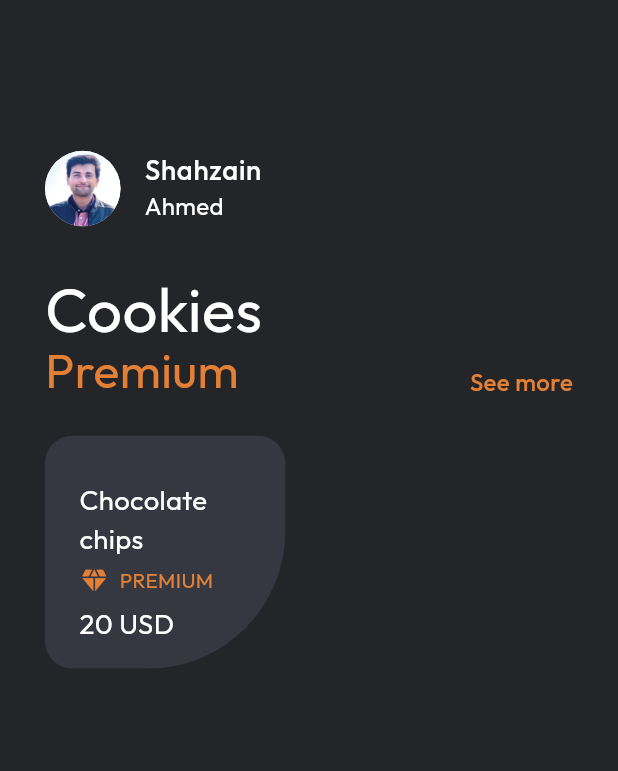
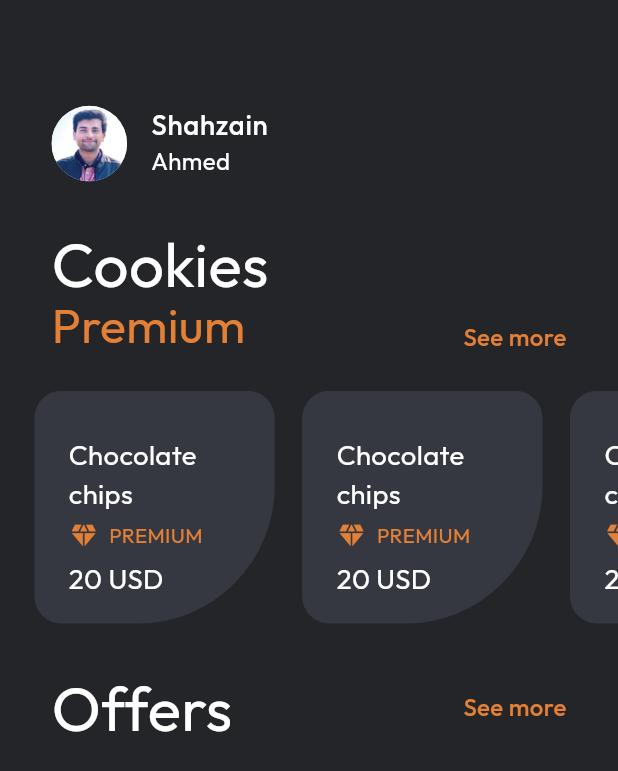
Before and after one commit to ShahzainAhmed/Cookies_App, a Flutter app: the screen it shows after launch, on a phone screen of 412 x 824 dp. Shown: the top 771 px of the screen. Run offline on Flutter 3.47's test engine with Material 3 defaults, Android fonts, the phone set to English and light mode, and no system bars; our stand-ins replace flutter_screenutil, get, google_fonts.

Commit message:
updated homescreen

```diff
--- a/lib/views/home/home_screen.dart
+++ b/lib/views/home/home_screen.dart
@@ -1,6 +1,7 @@
 import 'package:coffee_app/resources/app_assets.dart';
 import 'package:coffee_app/resources/app_colors.dart';
 import 'package:coffee_app/resources/app_typography.dart';
+import 'package:coffee_app/views/home/widgets/small_tile.dart';
 import 'package:flutter/material.dart';
 import 'package:flutter_screenutil/flutter_screenutil.dart';
 
@@ -10,13 +11,13 @@ class HomeScreen extends StatelessWidget {
   @override
   Widget build(BuildContext context) {
     return Scaffold(
-      body: Padding(
-        padding: const EdgeInsets.all(30),
-        child: Column(
+      body: Column(
         crossAxisAlignment: CrossAxisAlignment.start,
         children: [
           SizedBox(height: 50.h),
-            ListTile(
+          Padding(
+            padding: EdgeInsets.symmetric(horizontal: 30.w),
+            child: ListTile(
               contentPadding: EdgeInsets.zero,
               leading: CircleAvatar(
                 radius: 22.r,
@@ -33,15 +34,21 @@ class HomeScreen extends StatelessWidget {
                     .copyWith(color: AppColors.kWhiteColor),
               ),
             ),
+          ),
           SizedBox(height: 20.h),
-            Text(
+          Padding(
+            padding: EdgeInsets.only(left: 30.w),
+            child: Text(
               "Cookies",
               style: AppTypography.kLight36.copyWith(
                 color: AppColors.kWhiteColor,
                 height: 1.0,
               ),
             ),
-            Row(
+          ),
+          Padding(
+            padding: EdgeInsets.symmetric(horizontal: 30.w),
+            child: Row(
               crossAxisAlignment: CrossAxisAlignment.end,
               mainAxisAlignment: MainAxisAlignment.spaceBetween,
               children: [
@@ -60,61 +67,45 @@ class HomeScreen extends StatelessWidget {
                 )
               ],
             ),
+          ),
           SizedBox(height: 20.h),
-            Container(
-              padding: EdgeInsets.only(
-                left: 20.w,
-                right: 20.w,
-                top: 20.h,
-                bottom: 10.h,
-              ),
+          SizedBox(
             height: 130.h,
-              width: 140.w,
-              decoration: BoxDecoration(
-                color: AppColors.kGreyColor,
-                borderRadius: BorderRadius.only(
-                  topLeft: Radius.circular(16.r),
-                  topRight: Radius.circular(16.r),
-                  bottomRight: Radius.circular(80.r),
-                  bottomLeft: Radius.circular(16.r),
+            child: ListView.separated(
+              padding: EdgeInsets.symmetric(horizontal: 20.w),
+              physics: const BouncingScrollPhysics(),
+              scrollDirection: Axis.horizontal,
+              separatorBuilder: (context, index) => SizedBox(width: 16.w),
+              itemBuilder: (context, index) {
+                return const SmallTile();
+              },
+              itemCount: 6,
             ),
           ),
-              child: Column(
-                mainAxisAlignment: MainAxisAlignment.spaceEvenly,
-                crossAxisAlignment: CrossAxisAlignment.start,
+          SizedBox(height: 30.h),
+          Padding(
+            padding: EdgeInsets.symmetric(horizontal: 30.w),
+            child: Row(
+              mainAxisAlignment: MainAxisAlignment.spaceBetween,
               children: [
                 Text(
-                    "Chocolate chips",
-                    style: AppTypography.kLight16
-                        .copyWith(color: AppColors.kWhiteColor),
+                  "Offers",
+                  style: AppTypography.kLight36.copyWith(
+                    color: AppColors.kWhiteColor,
+                    height: 1.0,
                   ),
-                  Row(
-                    children: [
-                      const Icon(
-                        Icons.diamond,
-                        color: AppColors.kOrangeColor,
-                        size: 20,
                 ),
-                      SizedBox(width: 6.w),
                 Text(
-                        "PREMIUM",
-                        style: AppTypography.kLight12.copyWith(
+                  "See more",
+                  style: AppTypography.kMedium14.copyWith(
                     color: AppColors.kOrangeColor,
                   ),
-                      ),
-                    ],
-                  ),
-                  Text(
-                    "20 USD",
-                    style: AppTypography.kLight16
-                        .copyWith(color: AppColors.kWhiteColor),
-                  ),
+                )
               ],
             ),
           )
         ],
       ),
-      ),
     );
   }
 }
--- /dev/null
+++ b/lib/views/home/widgets/small_tile.dart
@@ -0,0 +1,59 @@
+import 'package:coffee_app/resources/app_colors.dart';
+import 'package:coffee_app/resources/app_typography.dart';
+import 'package:flutter/material.dart';
+import 'package:flutter_screenutil/flutter_screenutil.dart';
+
+class SmallTile extends StatelessWidget {
+  const SmallTile({super.key});
+
+  @override
+  Widget build(BuildContext context) {
+    return Container(
+      padding:
+          EdgeInsets.only(left: 20.w, right: 20.w, top: 20.h, bottom: 10.h),
+      height: 130.h,
+      width: 140.w,
+      decoration: BoxDecoration(
+        color: AppColors.kGreyColor,
+        borderRadius: BorderRadius.only(
+          topLeft: Radius.circular(16.r),
+          topRight: Radius.circular(16.r),
+          bottomRight: Radius.circular(80.r),
+          bottomLeft: Radius.circular(16.r),
+        ),
+      ),
+      child: Column(
+        mainAxisAlignment: MainAxisAlignment.spaceEvenly,
+        crossAxisAlignment: CrossAxisAlignment.start,
+        children: [
+          Text(
+            "Chocolate chips",
+            style:
+                AppTypography.kLight16.copyWith(color: AppColors.kWhiteColor),
+          ),
+          Row(
+            children: [
+              const Icon(
+                Icons.diamond,
+                color: AppColors.kOrangeColor,
+                size: 20,
+              ),
+              SizedBox(width: 6.w),
+              Text(
+                "PREMIUM",
+                style: AppTypography.kLight12.copyWith(
+                  color: AppColors.kOrangeColor,
+                ),
+              ),
+            ],
+          ),
+          Text(
+            "20 USD",
+            style:
+                AppTypography.kLight16.copyWith(color: AppColors.kWhiteColor),
+          ),
+        ],
+      ),
+    );
+  }
+}
```
Lines whose indentation alone changed are shown as unchanged.
